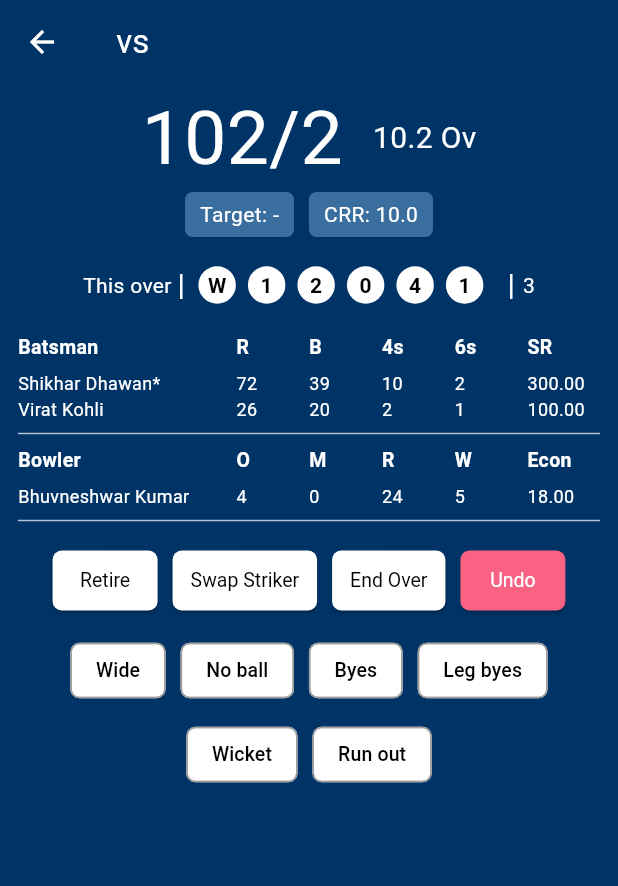
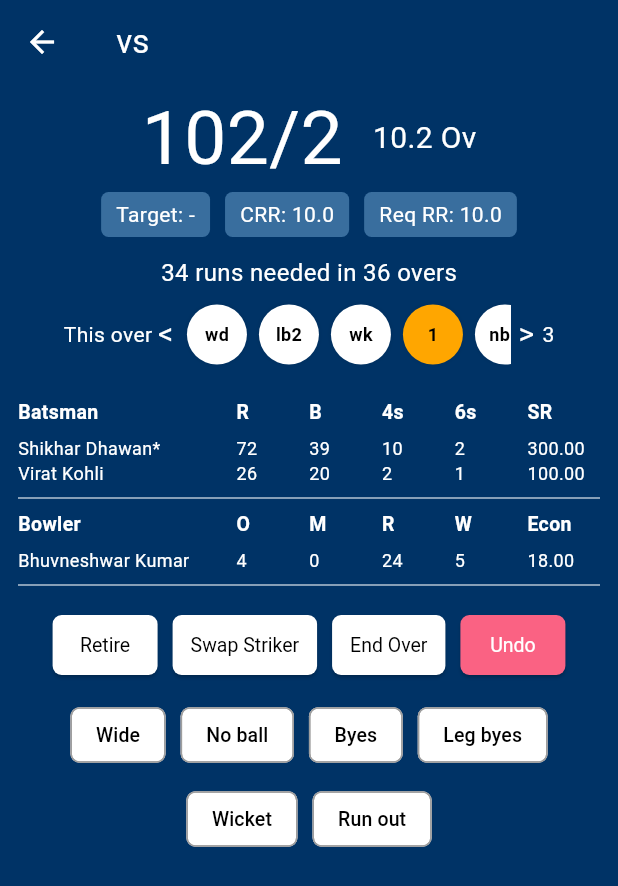
Before and after one commit to Padmakumar18/Cricket-Scoreboard, a Flutter app: the screen it shows after launch, on a phone screen of 412 x 824 dp. Shown: the top 886 px of the screen. Run offline on Flutter 3.47's test engine with Material 3 defaults, Android fonts, the phone set to English and light mode, and no system bars.

Commit message:
Code updated

```diff
--- a/Frontend/lib/screens/ScoreBoardpage.dart
+++ b/Frontend/lib/screens/ScoreBoardpage.dart
@@ -23,17 +23,18 @@ class ScoreBoardPage extends StatefulWidget {
 
 class _ScoreBoardPageState extends State<ScoreBoardPage> {
   List<String> thisOverRuns = [
-    "W",
+    "wd",
+    "lb2",
+    "wk",
     "1",
-    "2",
-    "0",
-    "4",
-    "1",
+    "nb5",
+    "wd-ro-1",
     "W",
     "6",
     "0",
-    "1",
+    "4",
   ];
+
   late String title;
 
   List<BatsmanStats> batsmen = [
@@ -106,9 +107,16 @@ class _ScoreBoardPageState extends State<ScoreBoardPage> {
                 infoChip("Target: -"),
                 const SizedBox(width: 10),
                 infoChip("CRR: 10.0"),
+                const SizedBox(width: 10),
+                infoChip("Req RR: 10.0"),
               ],
             ),
             const SizedBox(height: 12),
+            const Text(
+              "34 runs needed in 36 overs",
+              style: TextStyle(color: Colors.white, fontSize: 16),
+            ),
+            // const SizedBox(height: 12),
             thisOverWidget(thisOverRuns),
             ScoreSummaryCard(batsmen: batsmen, bowlers: bowlers),
 
@@ -183,30 +191,63 @@ class _ScoreBoardPageState extends State<ScoreBoardPage> {
       mainAxisAlignment: MainAxisAlignment.center,
       children: [
         const Text("This over ", style: TextStyle(color: Colors.white)),
-        const Text("|", style: TextStyle(fontSize: 20, color: Colors.white)),
+        const Text("<", style: TextStyle(fontSize: 20, color: Colors.white)),
         const SizedBox(width: 5),
         SizedBox(
-          width: 200,
-          height: 40,
+          width: 220,
+          height: 60,
           child: SingleChildScrollView(
             scrollDirection: Axis.horizontal,
             child: Row(
               children: runs.map((run) {
+                final isLong = run.length > 3;
+                bool isNumeric = RegExp(r'^\d+$').hasMatch(run);
+                Color bgColor = Colors.white;
+                if (run == "4" || run == "6") {
+                  bgColor = Colors.green;
+                } else if (isNumeric && run != "0") {
+                  bgColor = const Color.fromARGB(255, 255, 166, 0);
+                }
+
+                bool isDotBall = run == "0";
+                bool isLongText = run.length > 3;
+
                 return Padding(
                   padding: const EdgeInsets.symmetric(horizontal: 4),
                   child: Container(
-                    width: 25,
-                    height: 25,
+                    constraints: BoxConstraints(
+                      minWidth: 35,
+                      maxWidth: isLong ? 70 : 40,
+                      minHeight: 35,
+                      maxHeight: isLong ? 50 : 40,
+                    ),
+                    padding: const EdgeInsets.symmetric(
+                      horizontal: 4,
+                      vertical: 4,
+                    ),
+                    decoration: BoxDecoration(
+                      color: bgColor,
+                      borderRadius: BorderRadius.circular(30),
+                      boxShadow: [
+                        BoxShadow(
+                          color: Colors.black.withOpacity(0.1),
+                          blurRadius: 2,
+                        ),
+                      ],
+                    ),
                     alignment: Alignment.center,
-                    decoration: const BoxDecoration(
-                      color: Colors.white,
-                      shape: BoxShape.circle,
-                    ),
+                    child: isDotBall
+                        ? const Icon(Icons.park, size: 16, color: Colors.black)
+                        : FittedBox(
+                            fit: BoxFit.scaleDown,
                             child: Text(
                               run,
+                              textAlign: TextAlign.center,
                               style: const TextStyle(
+                                fontSize: 12,
+                                fontWeight: FontWeight.bold,
                                 color: Colors.black,
-                        fontWeight: FontWeight.bold,
+                              ),
                             ),
                           ),
                   ),
@@ -215,8 +256,8 @@ class _ScoreBoardPageState extends State<ScoreBoardPage> {
             ),
           ),
         ),
-        const SizedBox(width: 10),
-        const Text("| ", style: TextStyle(color: Colors.white, fontSize: 20)),
+        const SizedBox(width: 5),
+        const Text("> ", style: TextStyle(color: Colors.white, fontSize: 20)),
         const Text("3", style: TextStyle(color: Colors.white)),
       ],
     );
@@ -251,10 +292,10 @@ class _EventRadioButtonGroupState extends State<EventRadioButtonGroup> {
               selected: selectedExtras == event,
               onSelected: (_) {
                 setState(() {
-                  if (selectedWicket == event) {
-                    selectedWicket = null;
+                  if (selectedExtras == event) {
+                    selectedExtras = null;
                   } else {
-                    selectedWicket = event;
+                    selectedExtras = event;
                   }
                   widget.onChanged(selectedExtras, selectedWicket);
                 });
```
Lines whose indentation alone changed are shown as unchanged.
